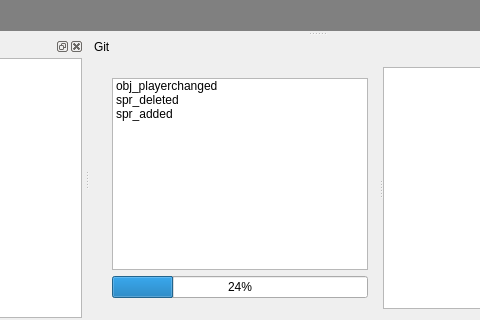
This is MainWindow.ui in enigma-dev/RadialGM as Qt 5 draws it before an edit; both pictures show x 283 to 763 and y 480 to 800 of the 1200 by 800 pixel window. The edited form follows.
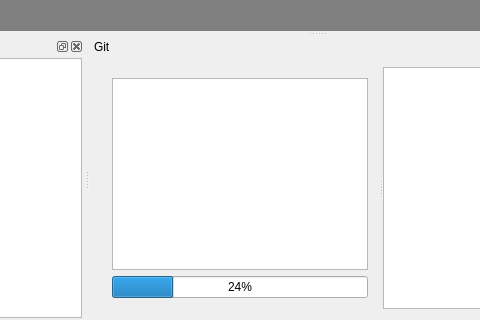
This is the edited form. Icons and pictures are not drawn.

```diff
--- a/MainWindow.ui
+++ b/MainWindow.ui
@@ -514,35 +514,7 @@
        <widget class="QWidget" name="">
         <layout class="QVBoxLayout" name="verticalLayout_7">
          <item>
-          <widget class="QListWidget" name="listWidget">
-           <item>
-            <property name="text">
-             <string>obj_playerchanged</string>
-            </property>
-            <property name="icon">
-             <iconset resource="images.qrc">
-              <normaloff>:/actions/edit.png</normaloff>:/actions/edit.png</iconset>
-            </property>
-           </item>
-           <item>
-            <property name="text">
-             <string>spr_deleted</string>
-            </property>
-            <property name="icon">
-             <iconset resource="images.qrc">
-              <normaloff>:/actions/delete.png</normaloff>:/actions/delete.png</iconset>
-            </property>
-           </item>
-           <item>
-            <property name="text">
-             <string>spr_added</string>
-            </property>
-            <property name="icon">
-             <iconset resource="images.qrc">
-              <normaloff>:/actions/add.png</normaloff>:/actions/add.png</iconset>
-            </property>
-           </item>
-          </widget>
+          <widget class="QListView" name="changesListView"/>
          </item>
          <item>
           <widget class="QProgressBar" name="progressBar">
```
